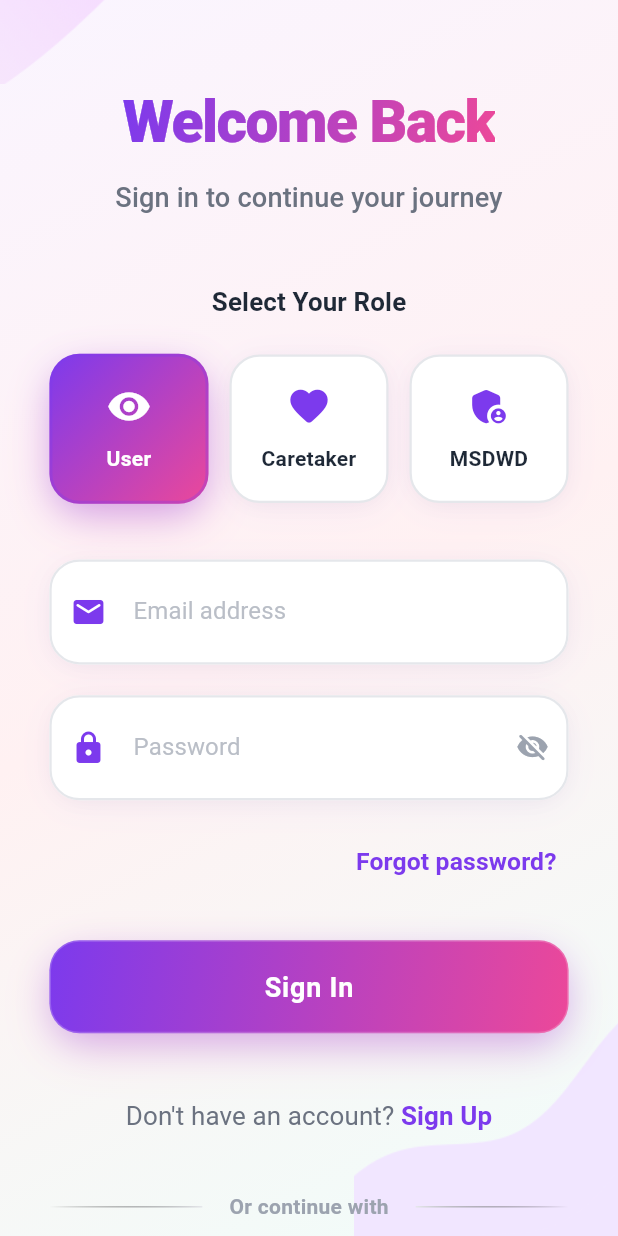
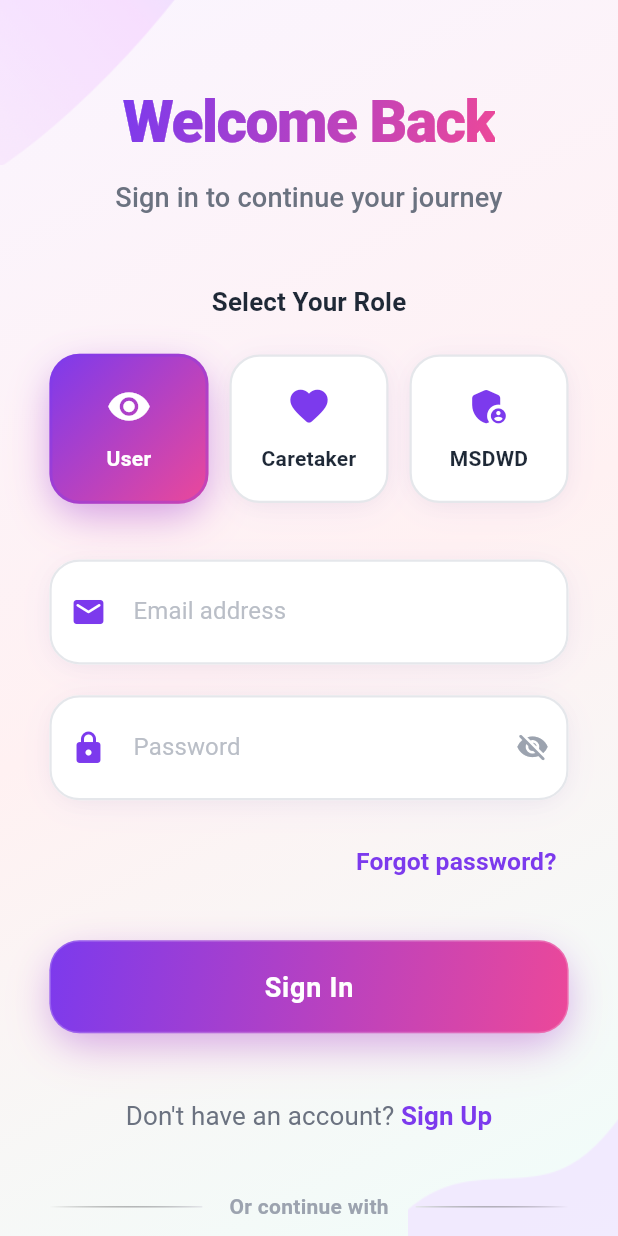
Before and after one commit to onetwothird/Seelai, a Flutter app: the screen it shows after launch, after a tap on "Login", on a phone screen of 412 x 824 dp. Run offline on Flutter 3.47's test engine with Material 3 defaults, Android fonts, the phone set to English and light mode, and no system bars.

Commit message:
updated login screens

```diff
--- a/seelai/lib/screens/login_screens.dart
+++ b/seelai/lib/screens/login_screens.dart
@@ -84,43 +84,31 @@ class _LoginScreenState extends State<LoginScreen> with TickerProviderStateMixin
             ),
           ),
 
-          // 2. Background decorative elements (back layer)
+            // Background decorative images - Top Left
           Positioned(
-            bottom: -40,
-            right: -30,
+            top: -90,
+            left: -30,
             child: Opacity(
-              opacity: 1,
+              opacity: 0.8,
               child: Image.asset(
-                'assets/images/bg_shape_1.png',
-                width: screenWidth * 0.5,
-                height: screenWidth * 0.5,
+                'assets/images/bg_shape_3.png',
+                width: 200, // Fixed width
+                height: 200, // Fixed height
                 fit: BoxFit.cover,
               ),
             ),
           ),
-  Positioned(
-            top: -150,
-            left: -30,
-            child: Opacity(
-              opacity: 1,
-              child: Image.asset(
-                'assets/images/bg_shape_3.png',
-                width: screenWidth * 0.5,
-                height: screenWidth * 0.5,
-                fit: BoxFit.cover,
-              ),
-            ),
-          ),
-         // Background decorative images
+
+          // Background decorative images - Bottom Right
           Positioned(
-            bottom: -100,
+            bottom: -60,
             right: -60,
             child: Opacity(
-              opacity: 1,
+              opacity: 0.8,
               child: Image.asset(
                 'assets/images/bg_shape_1.png',
-                width: screenWidth * 0.5,
-                height: screenWidth * 0.5,
+                width: 200, // Fixed width
+                height: 200, // Fixed height
                 fit: BoxFit.cover,
               ),
             ),
```
